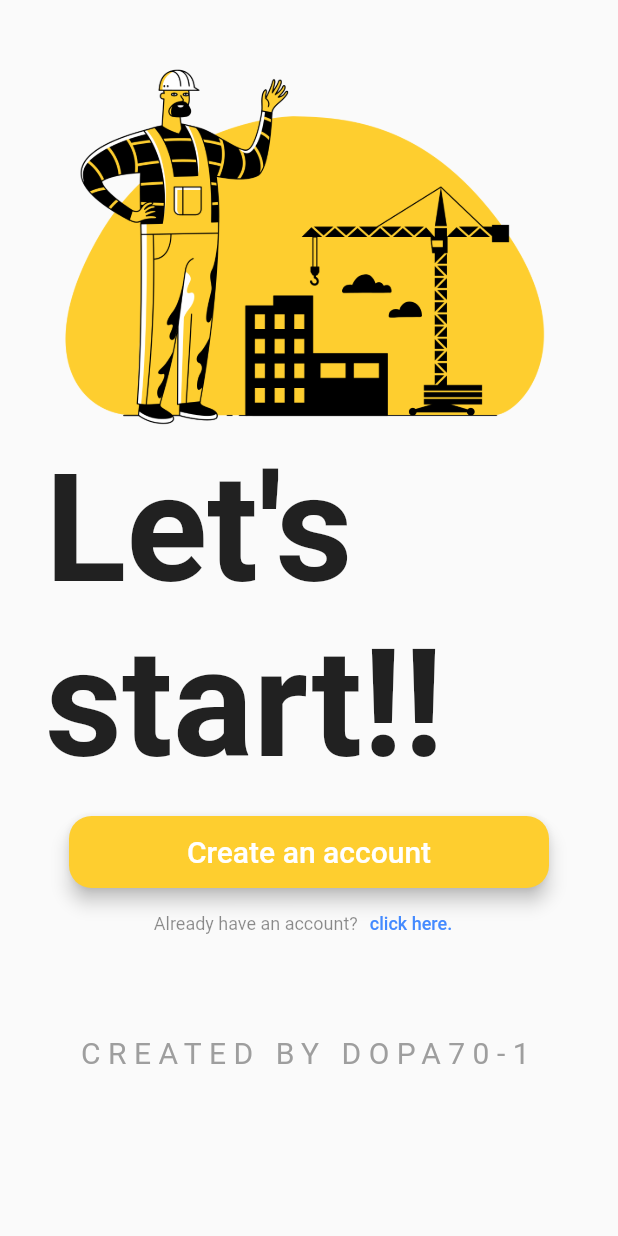
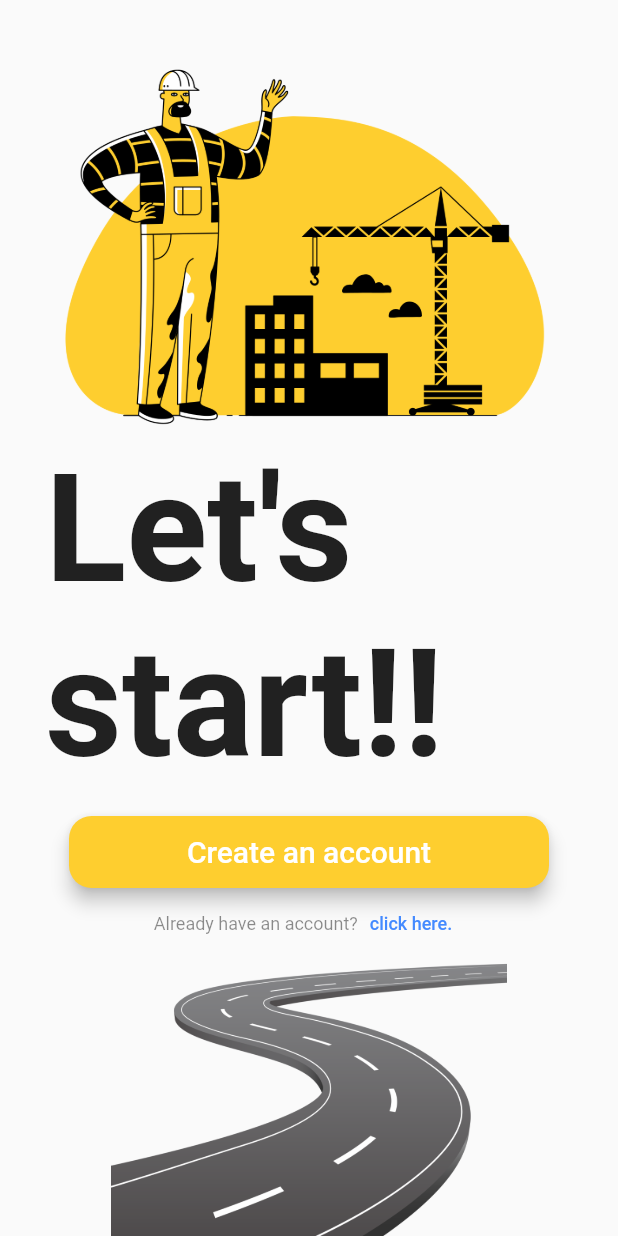
Before and after one commit to Dopa70-1/Construto, a Flutter app: the screen it shows after launch, on a phone screen of 412 x 824 dp. Run offline on Flutter 3.47's test engine with Material 2 defaults, Android fonts, the light colour scheme and no system bars; our stand-ins replace cloud_firestore, file_picker, firebase_auth, firebase_core, firebase_storage, google_fonts and 3 more; accounts and stored records are empty.

Commit message:
all bugs get solved

```diff
--- a/lib/screens/welcome_screen.dart
+++ b/lib/screens/welcome_screen.dart
@@ -15,7 +15,7 @@ class _WelcomeScreenState extends State<WelcomeScreen> {
   Widget build(BuildContext context) {
     return Scaffold(
       body: Padding(
-        padding: const EdgeInsets.all(30.0),
+        padding: const EdgeInsets.only(top: 30.0,left: 30.0,right: 30.0),
         child: Column(
           crossAxisAlignment: CrossAxisAlignment.stretch,
           children: [
@@ -55,18 +55,9 @@ class _WelcomeScreenState extends State<WelcomeScreen> {
                 ),
               )
             ]),
-            Padding(
-              padding: EdgeInsets.only(top: 50.0),
-              child: Text(
-                'CREATED BY DOPA70-1',
-                textAlign: TextAlign.center,
-                style: TextStyle(
-                  letterSpacing: 5,
-                  color: Colors.grey,
-                  fontSize: 20.0
-                ),
-              ),
-            )
+            Expanded(child: Image.asset('images/pngegg.png',
+                color: const Color.fromRGBO(255, 255, 255, 0.8),
+                colorBlendMode: BlendMode.modulate)),
           ],
         ),
       ),
```
Also changed, not shown: lib/screens/home_page.dart (+3 -11 lines), lib/screens/login_screen.dart (+20 -1 lines), lib/screens/registration_screen2.dart (+39 -2 lines), images/pngegg.png (added), 1 other file.
